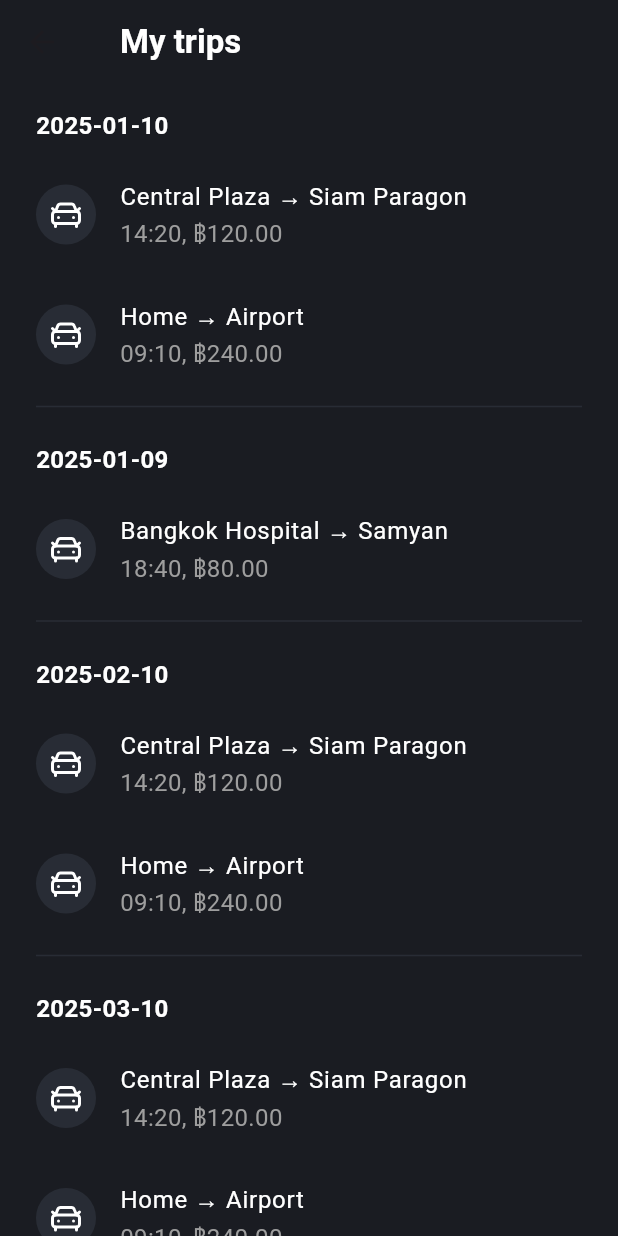
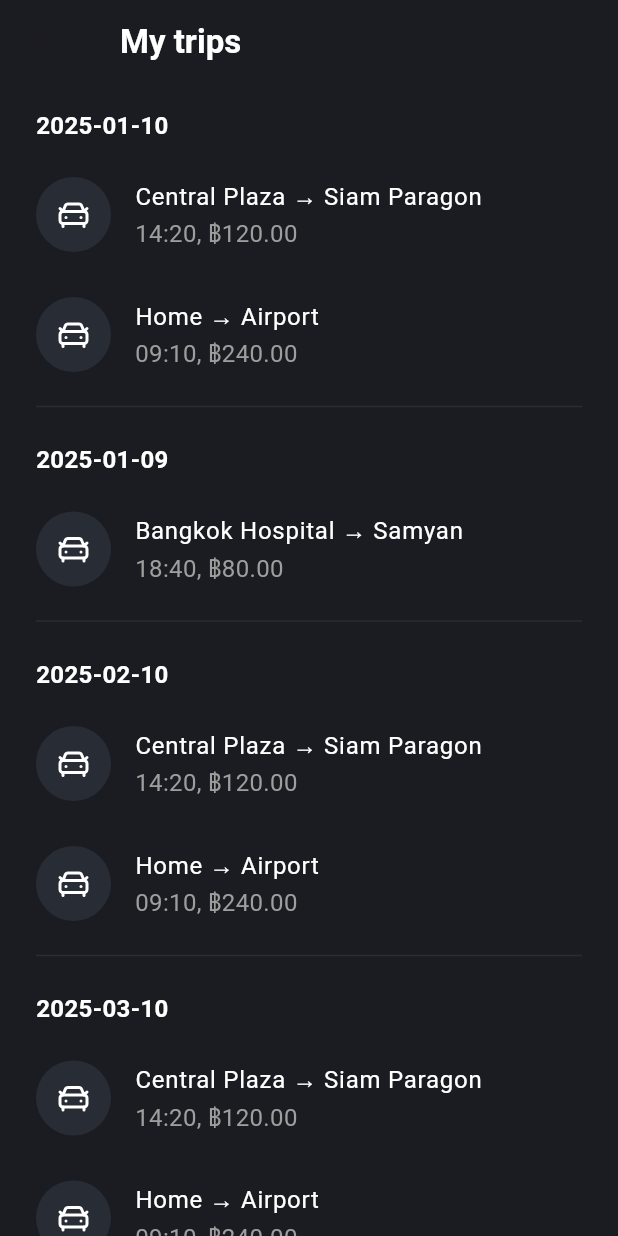
Before and after one commit to naixdevv/flutter-car-booking, a Flutter app: the TripPage screen opened by its route, on a phone screen of 412 x 824 dp. Run offline on Flutter 3.47's test engine with Material 3 defaults, Android fonts, the phone set to English and light mode, and no system bars; our stand-ins replace flutter_svg, lucide_icons_flutter.

Commit message:
refactor: update UI trips/trip_page

```diff
--- a/lib/presentation/pages/trips/trip_page.dart
+++ b/lib/presentation/pages/trips/trip_page.dart
@@ -167,10 +167,11 @@
                     child: ListTile(
                       contentPadding: EdgeInsets.symmetric(horizontal: 24),
                       leading: Container(
-                        padding: EdgeInsets.all(8),
+                        width: 50,
+                        height: 50,
                         decoration: BoxDecoration(
                           color: AppColors.backgroundSecondary,
-                          borderRadius: BorderRadius.circular(24),
+                          borderRadius: BorderRadius.circular(50),
                         ),
                         child: Icon(
                           LucideIcons.carFront,
```
